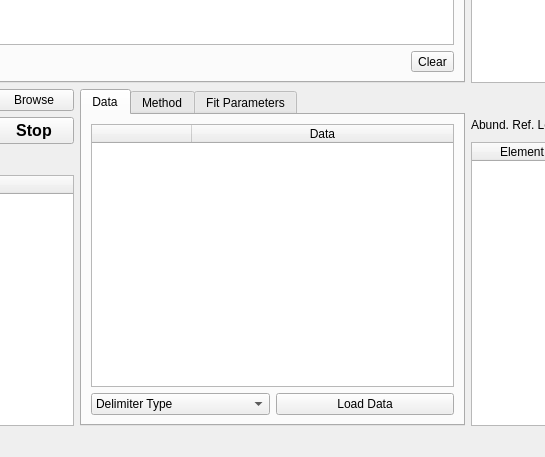
This is meafs_code/meafs.ui in MatheusJCastro/meafs as Qt 5 draws it before an edit; both pictures show x 321 to 866 and y 282 to 739 of the 1203 by 739 pixel window. The edited form follows.
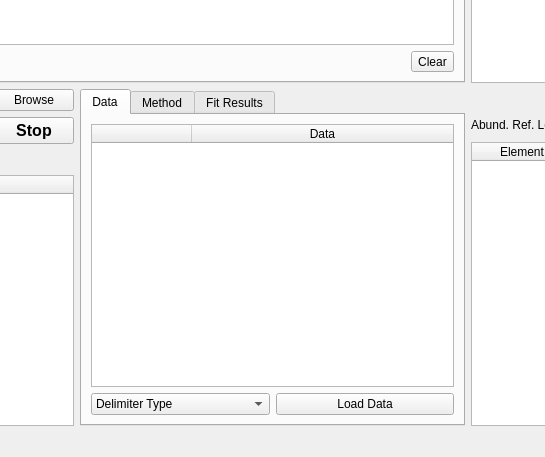
This is the edited form.

Patch:
```diff
--- a/meafs_code/meafs.ui
+++ b/meafs_code/meafs.ui
@@ -742,7 +742,7 @@
       </widget>
       <widget class="QWidget" name="fitparameterstab">
        <attribute name="title">
-        <string>Fit Parameters</string>
+        <string>Fit Results</string>
        </attribute>
        <layout class="QGridLayout" name="gridLayout_13">
         <item row="0" column="0">
```
Left out of the diff: 2 changed lines with no effect on the pictures.
